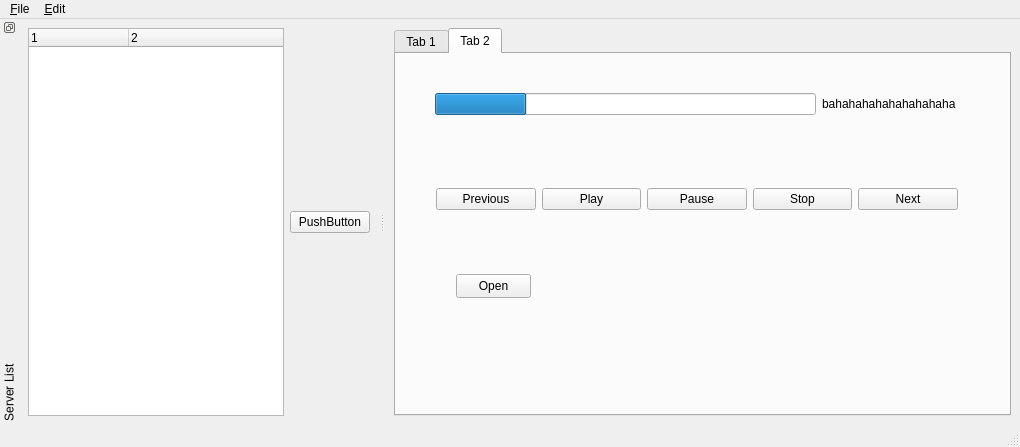
Old version of the form src/qt-client/MainWindow.ui in the repository dgeelen/dmplayer.
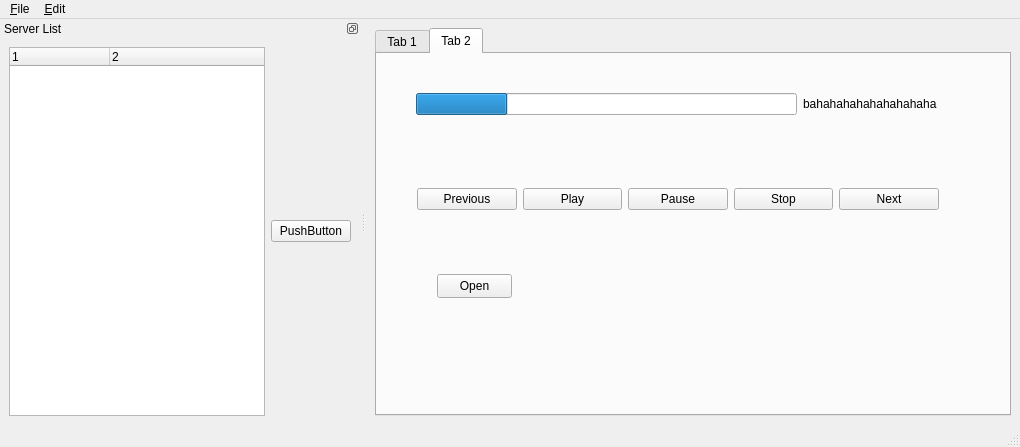
New version of the form. Icons and pictures are not drawn.

What changed in the file:
```diff
--- a/src/qt-client/MainWindow.ui
+++ b/src/qt-client/MainWindow.ui
@@ -197,7 +197,7 @@
     <bool>false</bool>
    </property>
    <property name="features" >
-    <set>QDockWidget::DockWidgetFloatable|QDockWidget::DockWidgetMovable|QDockWidget::DockWidgetVerticalTitleBar|QDockWidget::NoDockWidgetFeatures</set>
+    <set>QDockWidget::DockWidgetFloatable|QDockWidget::DockWidgetMovable|QDockWidget::NoDockWidgetFeatures</set>
    </property>
    <property name="windowTitle" >
     <string>Server List</string>
```
Left out of the diff: 3 changed lines with no effect on the pictures.
